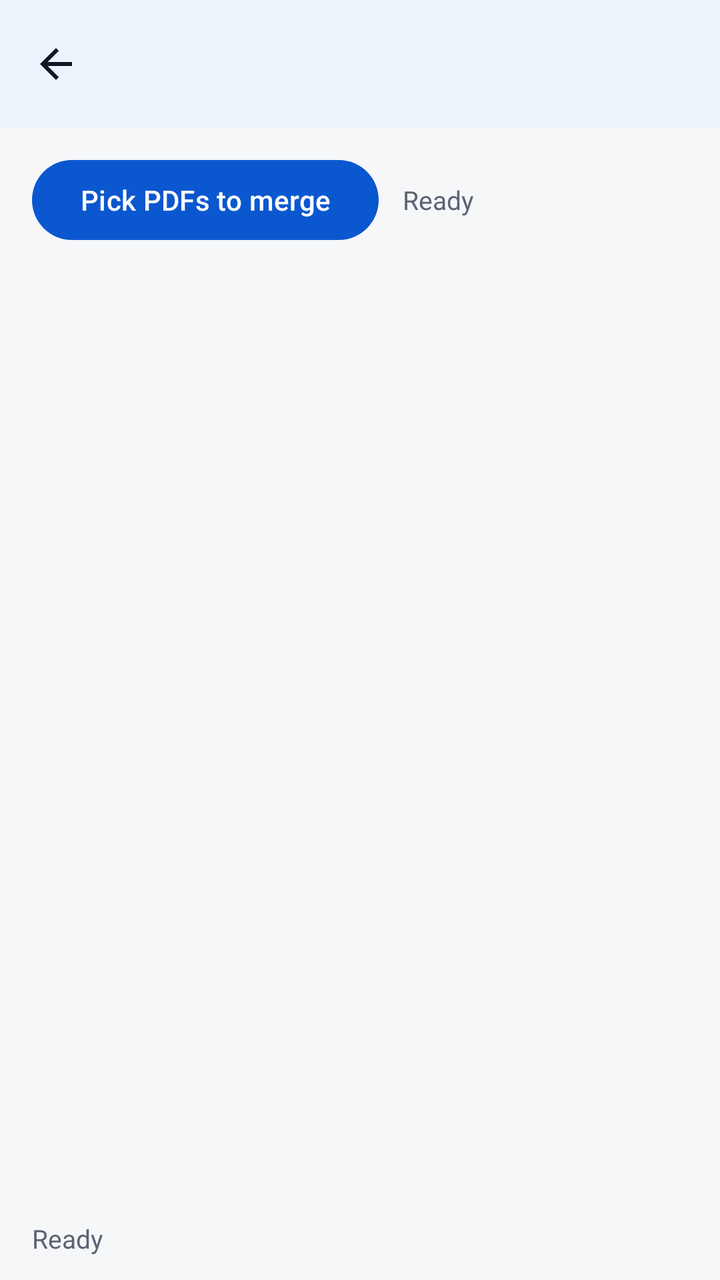
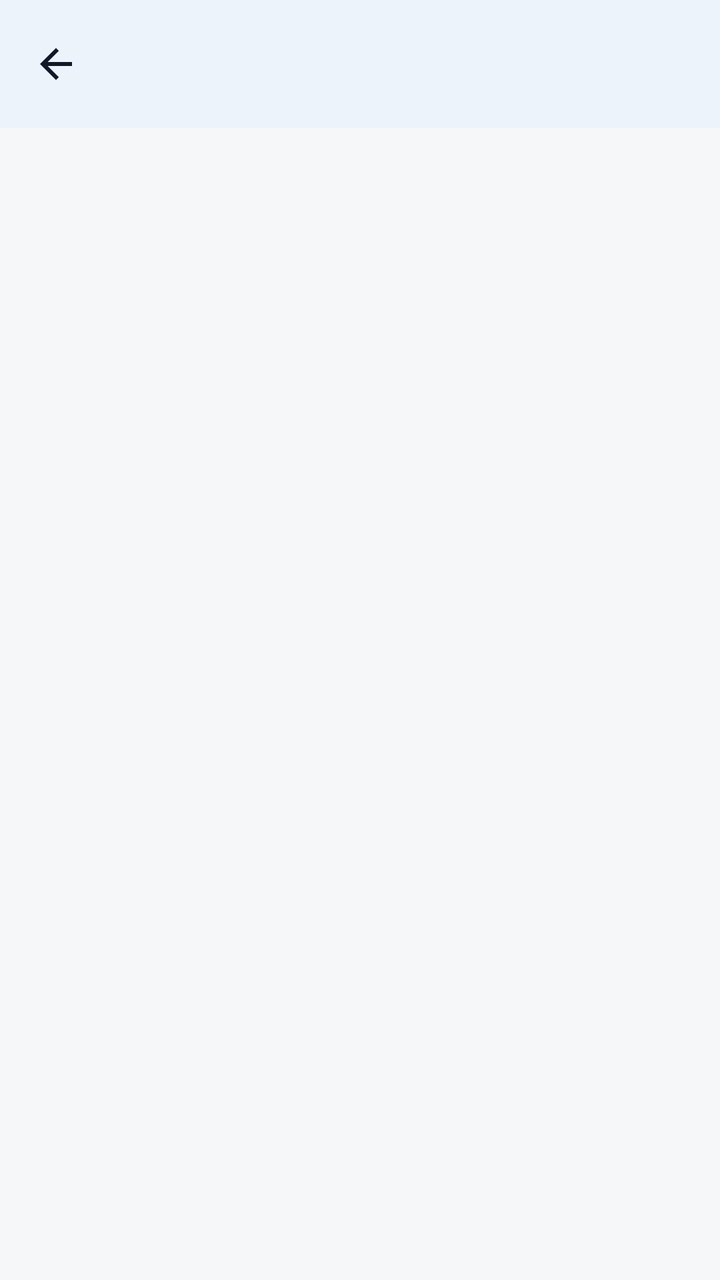

Screens rendered from an Android XML layout before and after an edit, with the pre-edit source and the edit as a unified diff.
<!-- AndroidManifest.xml: application theme Theme.Hakunaa -->
<!-- res/layout/activity_pdf_tools.xml -->
<?xml version="1.0" encoding="utf-8"?>
<LinearLayout xmlns:android="http://schemas.android.com/apk/res/android"
    xmlns:app="http://schemas.android.com/apk/res-auto"
    android:layout_width="match_parent"
    android:layout_height="match_parent"
    android:background="@color/hakunaa_background"
    android:orientation="vertical">

    <com.google.android.material.appbar.MaterialToolbar
        android:id="@+id/toolbar"
        android:layout_width="match_parent"
        android:layout_height="wrap_content"
        android:background="@color/hakunaa_surface"
        android:elevation="2dp"
        android:title="PDF Tools"
        android:titleTextColor="@color/hakunaa_text"
        app:navigationIcon="@drawable/ic_arrow_back" />

    <LinearLayout
        android:layout_width="match_parent"
        android:layout_height="wrap_content"
        android:gravity="center_vertical"
        android:orientation="horizontal"
        android:paddingStart="16dp"
        android:paddingEnd="16dp"
        android:paddingTop="12dp"
        android:paddingBottom="4dp">

        <com.google.android.material.button.MaterialButton
            android:id="@+id/btnPickPdfs"
            android:layout_width="wrap_content"
            android:layout_height="48dp"
            android:text="@string/pick_pdfs" />

        <TextView
            android:id="@+id/tvFiles"
            android:layout_width="0dp"
            android:layout_height="wrap_content"
            android:layout_marginStart="12dp"
            android:layout_weight="1"
            android:text="@string/ready"
            android:textColor="@color/hakunaa_text_secondary"
            android:textSize="13sp" />
    </LinearLayout>

    <LinearLayout
        android:id="@+id/contentArea"
        android:layout_width="match_parent"
        android:layout_height="0dp"
        android:layout_weight="1"
        android:clipToPadding="false"
        android:orientation="vertical"
        android:paddingStart="16dp"
        android:paddingEnd="16dp"
        android:paddingTop="8dp"
        android:paddingBottom="4dp" />

    <TextView
        android:id="@+id/tvStatus"
        android:layout_width="match_parent"
        android:layout_height="wrap_content"
        android:ellipsize="end"
        android:maxLines="2"
        android:paddingStart="16dp"
        android:paddingEnd="16dp"
        android:paddingTop="4dp"
        android:paddingBottom="12dp"
        android:text="@string/ready"
        android:textColor="@color/hakunaa_text_secondary"
        android:textSize="13sp" />
</LinearLayout>
<!-- resources referenced by this layout -->
<resources>
  <color name="hakunaa_background">#F6F7F9</color>
  <color name="hakunaa_surface">#FFFFFF</color>
  <color name="hakunaa_text">#111827</color>
  <color name="hakunaa_text_secondary">#5B6472</color>
  <!-- drawable ic_arrow_back (drawable) -->
  <vector xmlns:android="http://schemas.android.com/apk/res/android"
      android:width="24dp"
      android:height="24dp"
      android:viewportWidth="24"
      android:viewportHeight="24"
      android:tint="#111827">
      <path
          android:fillColor="#FF000000"
          android:pathData="M20,11H7.83l5.59,-5.59L12,4l-8,8 8,8 1.41,-1.41L7.83,13H20v-2z" />
  </vector>
  <string name="pick_pdfs">Pick PDFs to merge</string>
  <string name="ready">Ready</string>
  <style name="Theme.Hakunaa" parent="Theme.Material3.Light.NoActionBar">
          <item name="colorPrimary">@color/hakunaa_primary</item>
          <item name="colorPrimaryDark">@color/hakunaa_primary_dark</item>
          <item name="colorOnPrimary">@color/hakunaa_on_primary</item>
          <item name="android:windowBackground">@color/hakunaa_background</item>
          <item name="colorSurface">@color/hakunaa_surface</item>
          <item name="android:textColorPrimary">@color/hakunaa_text</item>
          <item name="android:textColorSecondary">@color/hakunaa_text_secondary</item>
      </style>
  <color name="hakunaa_primary">#0B57D0</color>
  <color name="hakunaa_primary_dark">#0842A0</color>
  <color name="hakunaa_on_primary">#FFFFFF</color>
</resources>

<!-- the commit's change to res/layout/activity_pdf_tools.xml (unified diff, before → after) -->
@@ -17,33 +17,6 @@
         app:navigationIcon="@drawable/ic_arrow_back" />
 
     <LinearLayout
-        android:layout_width="match_parent"
-        android:layout_height="wrap_content"
-        android:gravity="center_vertical"
-        android:orientation="horizontal"
-        android:paddingStart="16dp"
-        android:paddingEnd="16dp"
-        android:paddingTop="12dp"
-        android:paddingBottom="4dp">
-
-        <com.google.android.material.button.MaterialButton
-            android:id="@+id/btnPickPdfs"
-            android:layout_width="wrap_content"
-            android:layout_height="48dp"
-            android:text="@string/pick_pdfs" />
-
-        <TextView
-            android:id="@+id/tvFiles"
-            android:layout_width="0dp"
-            android:layout_height="wrap_content"
-            android:layout_marginStart="12dp"
-            android:layout_weight="1"
-            android:text="@string/ready"
-            android:textColor="@color/hakunaa_text_secondary"
-            android:textSize="13sp" />
-    </LinearLayout>
-
-    <LinearLayout
         android:id="@+id/contentArea"
         android:layout_width="match_parent"
         android:layout_height="0dp"
@@ -52,20 +25,6 @@
         android:orientation="vertical"
         android:paddingStart="16dp"
         android:paddingEnd="16dp"
-        android:paddingTop="8dp"
-        android:paddingBottom="4dp" />
-
-    <TextView
-        android:id="@+id/tvStatus"
-        android:layout_width="match_parent"
-        android:layout_height="wrap_content"
-        android:ellipsize="end"
-        android:maxLines="2"
-        android:paddingStart="16dp"
-        android:paddingEnd="16dp"
-        android:paddingTop="4dp"
-        android:paddingBottom="12dp"
-        android:text="@string/ready"
-        android:textColor="@color/hakunaa_text_secondary"
-        android:textSize="13sp" />
+        android:paddingTop="12dp"
+        android:paddingBottom="8dp" />
 </LinearLayout>
<!-- resource entries referenced after the edit -->
@@ -15,8 +15,6 @@
           android:fillColor="#FF000000"
           android:pathData="M20,11H7.83l5.59,-5.59L12,4l-8,8 8,8 1.41,-1.41L7.83,13H20v-2z" />
   </vector>
-  <string name="pick_pdfs">Pick PDFs to merge</string>
-  <string name="ready">Ready</string>
   <style name="Theme.Hakunaa" parent="Theme.Material3.Light.NoActionBar">
           <item name="colorPrimary">@color/hakunaa_primary</item>
           <item name="colorPrimaryDark">@color/hakunaa_primary_dark</item>
